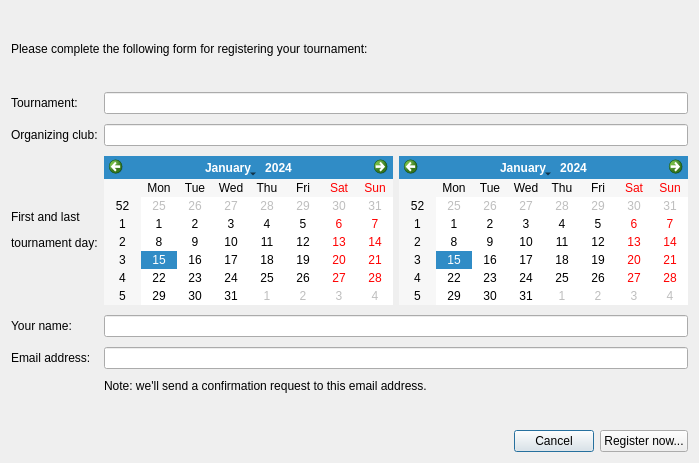
Above: ui/DlgRegisterTournament.ui from probonopd/QTournament before the change. Below: the same form after it.
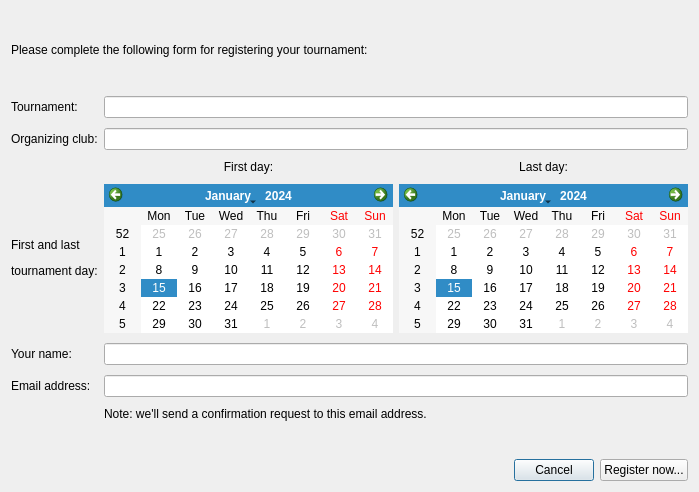
That is the form after the change.

Patch:
```diff
--- a/ui/DlgRegisterTournament.ui
+++ b/ui/DlgRegisterTournament.ui
@@ -7,7 +7,7 @@
     <x>0</x>
     <y>0</y>
     <width>699</width>
-    <height>463</height>
+    <height>492</height>
    </rect>
   </property>
   <property name="windowTitle">
@@ -50,7 +50,7 @@
       </spacer>
      </item>
      <item>
-      <layout class="QGridLayout" name="gridLayout" rowstretch="0,0,0,0,0,0">
+      <layout class="QGridLayout" name="gridLayout" rowstretch="0,0,0,0,0,0,0">
        <property name="verticalSpacing">
         <number>10</number>
        </property>
@@ -68,7 +68,7 @@
          </property>
         </widget>
        </item>
-       <item row="2" column="1">
+       <item row="3" column="1">
         <widget class="QCalendarWidget" name="cwFirst">
          <property name="gridVisible">
           <bool>false</bool>
@@ -78,38 +78,38 @@
          </property>
         </widget>
        </item>
-       <item row="3" column="0">
+       <item row="4" column="0">
         <widget class="QLabel" name="label_5">
          <property name="text">
           <string>Your name:</string>
          </property>
         </widget>
        </item>
-       <item row="4" column="1" colspan="2">
+       <item row="5" column="1" colspan="2">
         <widget class="QLineEdit" name="leMail">
          <property name="maxLength">
           <number>60</number>
          </property>
         </widget>
        </item>
-       <item row="2" column="2">
+       <item row="3" column="2">
         <widget class="QCalendarWidget" name="cwLast"/>
        </item>
-       <item row="4" column="0">
+       <item row="5" column="0">
         <widget class="QLabel" name="label_6">
          <property name="text">
           <string>Email address:</string>
          </property>
         </widget>
        </item>
-       <item row="3" column="1" colspan="2">
+       <item row="4" column="1" colspan="2">
         <widget class="QLineEdit" name="leName">
          <property name="maxLength">
           <number>60</number>
          </property>
         </widget>
        </item>
-       <item row="2" column="0">
+       <item row="3" column="0">
         <widget class="QLabel" name="label_7">
          <property name="text">
           <string>&lt;html&gt;&lt;head/&gt;&lt;body&gt;&lt;p&gt;First and last&lt;/p&gt;&lt;p&gt;tournament day:&lt;/p&gt;&lt;/body&gt;&lt;/html&gt;</string>
@@ -130,13 +130,33 @@
          </property>
         </widget>
        </item>
-       <item row="5" column="1" colspan="2">
+       <item row="6" column="1" colspan="2">
         <widget class="QLabel" name="label_2">
          <property name="text">
           <string>Note: we'll send a confirmation request to this email address.</string>
          </property>
         </widget>
        </item>
+       <item row="2" column="1">
+        <widget class="QLabel" name="label_8">
+         <property name="text">
+          <string>First day:</string>
+         </property>
+         <property name="alignment">
+          <set>Qt::AlignCenter</set>
+         </property>
+        </widget>
+       </item>
+       <item row="2" column="2">
+        <widget class="QLabel" name="label_9">
+         <property name="text">
+          <string>Last day:</string>
+         </property>
+         <property name="alignment">
+          <set>Qt::AlignCenter</set>
+         </property>
+        </widget>
+       </item>
       </layout>
      </item>
      <item>
```
Left out of the diff: 2 changed lines with no effect on the pictures.
